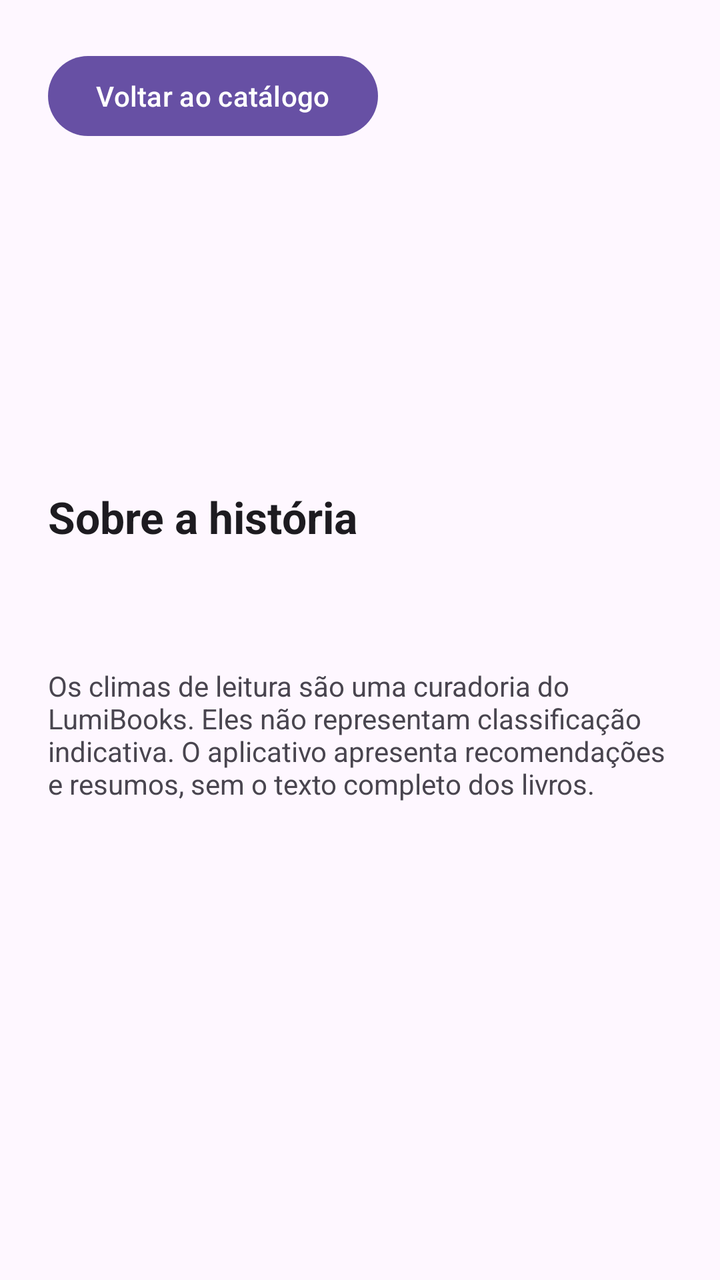
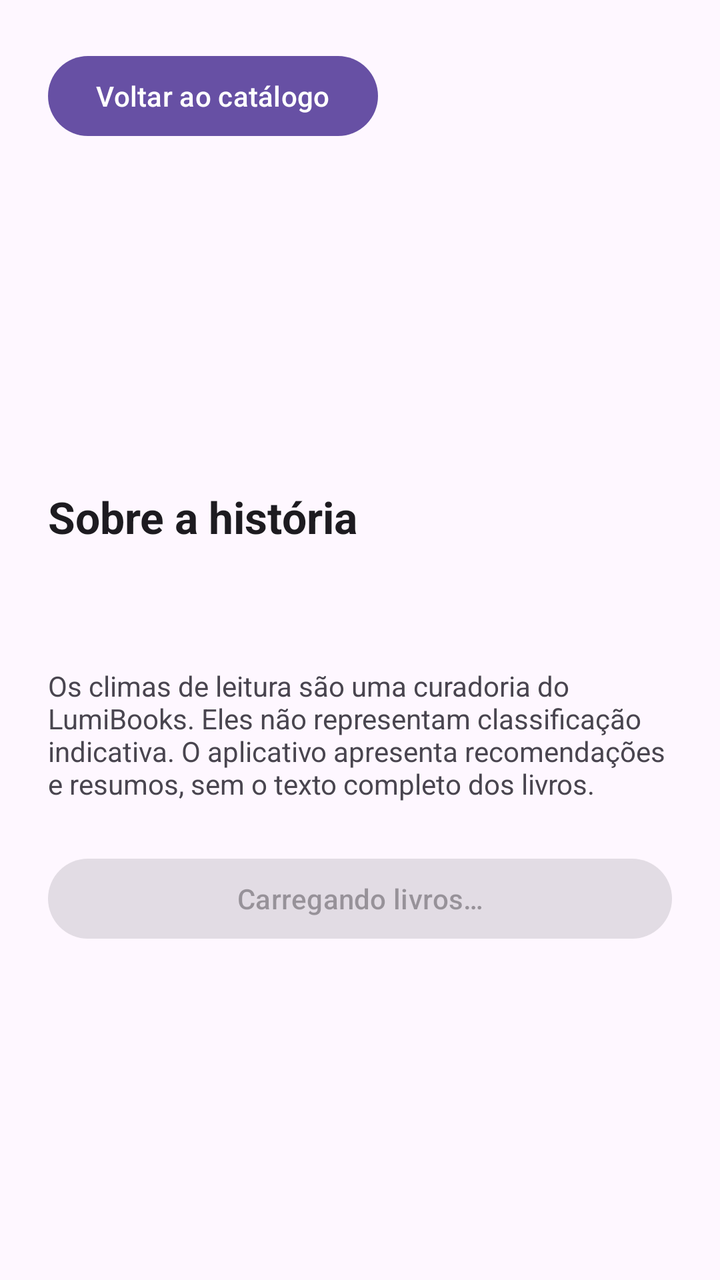

Two renders of the same Android screen: before a commit and after it. Below are the layout's source before the change and the commit's diff.
<!-- AndroidManifest.xml: application theme Theme.Projetofinal -->
<!-- res/layout/activity_book_details.xml -->
<?xml version="1.0" encoding="utf-8"?>
<androidx.core.widget.NestedScrollView xmlns:android="http://schemas.android.com/apk/res/android"
    android:id="@+id/main" android:layout_width="match_parent" android:layout_height="match_parent"
    android:fillViewport="true" android:background="?attr/colorSurface">
    <LinearLayout android:layout_width="match_parent" android:layout_height="wrap_content"
        android:orientation="vertical" android:padding="24dp">
        <com.google.android.material.button.MaterialButton android:id="@+id/back_button"
            android:layout_width="wrap_content" android:layout_height="wrap_content"
            android:minHeight="48dp" android:text="@string/back_catalog" />
        <TextView android:id="@+id/book_mood" android:layout_width="match_parent" android:layout_height="wrap_content"
            android:layout_marginTop="24dp" android:textSize="16sp" android:textColor="?attr/colorOnSurfaceVariant" />
        <TextView android:id="@+id/book_title" android:layout_width="match_parent" android:layout_height="wrap_content"
            android:layout_marginTop="16dp" android:textSize="32sp" android:fontFamily="serif" android:textColor="?attr/colorOnSurface" />
        <TextView android:id="@+id/book_author" android:layout_width="match_parent" android:layout_height="wrap_content"
            android:layout_marginTop="12dp" android:textSize="18sp" android:textColor="?attr/colorOnSurfaceVariant" />
        <TextView android:layout_width="match_parent" android:layout_height="wrap_content"
            android:layout_marginTop="32dp" android:text="@string/synopsis" android:textStyle="bold"
            android:textSize="22sp" android:textColor="?attr/colorOnSurface" />
        <TextView android:id="@+id/book_synopsis" android:layout_width="match_parent" android:layout_height="wrap_content"
            android:layout_marginTop="12dp" android:textSize="18sp" android:textColor="?attr/colorOnSurface" />
        <TextView android:layout_width="match_parent" android:layout_height="wrap_content"
            android:layout_marginTop="24dp" android:text="@string/curation_note"
            android:textSize="14sp" android:textColor="?attr/colorOnSurfaceVariant" />
    </LinearLayout>
</androidx.core.widget.NestedScrollView>
<!-- resources referenced by this layout -->
<resources>
  <string name="back_catalog">Voltar ao catálogo</string>
  <string name="curation_note">Os climas de leitura são uma curadoria do LumiBooks. Eles não representam classificação indicativa. O aplicativo apresenta recomendações e resumos, sem o texto completo dos livros.</string>
  <string name="synopsis">Sobre a história</string>
  <style name="Theme.Projetofinal" parent="Base.Theme.Projetofinal" />
  <style name="Base.Theme.Projetofinal" parent="Theme.Material3.DayNight.NoActionBar">
          
          
      </style>
</resources>

<!-- the commit's change to res/layout/activity_book_details.xml (unified diff, before → after) -->
@@ -1,25 +1,29 @@
 <?xml version="1.0" encoding="utf-8"?>
 <androidx.core.widget.NestedScrollView xmlns:android="http://schemas.android.com/apk/res/android"
-    android:id="@+id/main" android:layout_width="match_parent" android:layout_height="match_parent"
+    android:id="@+id/principal" android:layout_width="match_parent" android:layout_height="match_parent"
     android:fillViewport="true" android:background="?attr/colorSurface">
     <LinearLayout android:layout_width="match_parent" android:layout_height="wrap_content"
         android:orientation="vertical" android:padding="24dp">
-        <com.google.android.material.button.MaterialButton android:id="@+id/back_button"
+        <com.google.android.material.button.MaterialButton android:id="@+id/botao_voltar"
             android:layout_width="wrap_content" android:layout_height="wrap_content"
             android:minHeight="48dp" android:text="@string/back_catalog" />
-        <TextView android:id="@+id/book_mood" android:layout_width="match_parent" android:layout_height="wrap_content"
+        <TextView android:id="@+id/clima_livro" android:layout_width="match_parent" android:layout_height="wrap_content"
             android:layout_marginTop="24dp" android:textSize="16sp" android:textColor="?attr/colorOnSurfaceVariant" />
-        <TextView android:id="@+id/book_title" android:layout_width="match_parent" android:layout_height="wrap_content"
+        <TextView android:id="@+id/titulo_livro" android:layout_width="match_parent" android:layout_height="wrap_content"
             android:layout_marginTop="16dp" android:textSize="32sp" android:fontFamily="serif" android:textColor="?attr/colorOnSurface" />
-        <TextView android:id="@+id/book_author" android:layout_width="match_parent" android:layout_height="wrap_content"
+        <TextView android:id="@+id/autor_livro" android:layout_width="match_parent" android:layout_height="wrap_content"
             android:layout_marginTop="12dp" android:textSize="18sp" android:textColor="?attr/colorOnSurfaceVariant" />
         <TextView android:layout_width="match_parent" android:layout_height="wrap_content"
             android:layout_marginTop="32dp" android:text="@string/synopsis" android:textStyle="bold"
             android:textSize="22sp" android:textColor="?attr/colorOnSurface" />
-        <TextView android:id="@+id/book_synopsis" android:layout_width="match_parent" android:layout_height="wrap_content"
+        <TextView android:id="@+id/sinopse_livro" android:layout_width="match_parent" android:layout_height="wrap_content"
             android:layout_marginTop="12dp" android:textSize="18sp" android:textColor="?attr/colorOnSurface" />
         <TextView android:layout_width="match_parent" android:layout_height="wrap_content"
             android:layout_marginTop="24dp" android:text="@string/curation_note"
             android:textSize="14sp" android:textColor="?attr/colorOnSurfaceVariant" />
+        <com.google.android.material.button.MaterialButton android:id="@+id/botao_favorito"
+            android:layout_width="match_parent" android:layout_height="wrap_content"
+            android:layout_marginTop="24dp" android:minHeight="48dp" android:enabled="false"
+            android:text="@string/carregando_livros" />
     </LinearLayout>
 </androidx.core.widget.NestedScrollView>
<!-- resource entries referenced after the edit -->
@@ -1,6 +1,7 @@
 <!-- resources referenced by this layout -->
 <resources>
   <string name="back_catalog">Voltar ao catálogo</string>
+  <string name="carregando_livros">Carregando livros…</string>
   <string name="curation_note">Os climas de leitura são uma curadoria do LumiBooks. Eles não representam classificação indicativa. O aplicativo apresenta recomendações e resumos, sem o texto completo dos livros.</string>
   <string name="synopsis">Sobre a história</string>
   <style name="Theme.Projetofinal" parent="Base.Theme.Projetofinal" />
